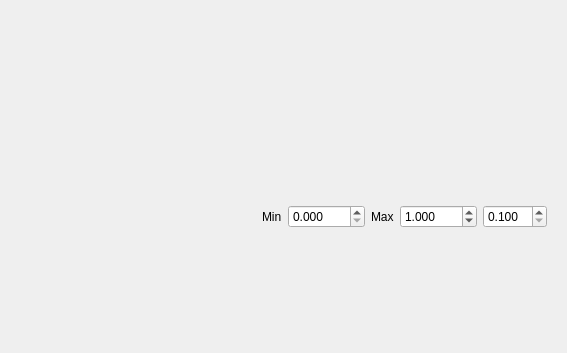
Above: frontend/SmartDotGraph.ui from YCP-Rev-Metrix/BallSpinner-Controller-v2 before the change; both pictures show x 337 to 904 and y 511 to 864 of the 904 by 864 pixel window. Below: the same form after it.
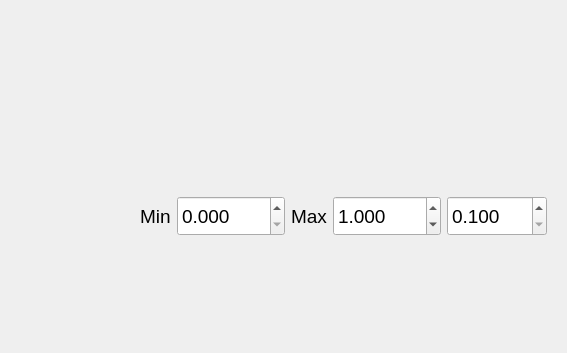
That is the form after the change. Custom widgets are drawn as their Qt base class.

```diff
--- a/frontend/SmartDotGraph.ui
+++ b/frontend/SmartDotGraph.ui
@@ -194,6 +194,11 @@
       </item>
       <item>
        <widget class="QLabel" name="lblXMin">
+        <property name="font">
+         <font>
+          <pointsize>14</pointsize>
+         </font>
+        </property>
         <property name="text">
          <string>Min</string>
         </property>
@@ -201,6 +206,17 @@
       </item>
       <item>
        <widget class="QDoubleSpinBox" name="dsbMinX">
+        <property name="minimumSize">
+         <size>
+          <width>100</width>
+          <height>40</height>
+         </size>
+        </property>
+        <property name="font">
+         <font>
+          <pointsize>14</pointsize>
+         </font>
+        </property>
         <property name="decimals">
          <number>3</number>
         </property>
@@ -214,6 +230,11 @@
       </item>
       <item>
        <widget class="QLabel" name="lblXMax">
+        <property name="font">
+         <font>
+          <pointsize>14</pointsize>
+         </font>
+        </property>
         <property name="text">
          <string>Max</string>
         </property>
@@ -221,6 +242,17 @@
       </item>
       <item>
        <widget class="QDoubleSpinBox" name="dsbMaxX">
+        <property name="minimumSize">
+         <size>
+          <width>100</width>
+          <height>40</height>
+         </size>
+        </property>
+        <property name="font">
+         <font>
+          <pointsize>14</pointsize>
+         </font>
+        </property>
         <property name="decimals">
          <number>3</number>
         </property>
@@ -234,6 +266,17 @@
       </item>
       <item>
        <widget class="QDoubleSpinBox" name="dsbLookBackSeconds">
+        <property name="minimumSize">
+         <size>
+          <width>100</width>
+          <height>40</height>
+         </size>
+        </property>
+        <property name="font">
+         <font>
+          <pointsize>14</pointsize>
+         </font>
+        </property>
         <property name="enabled">
          <bool>true</bool>
         </property>
```
